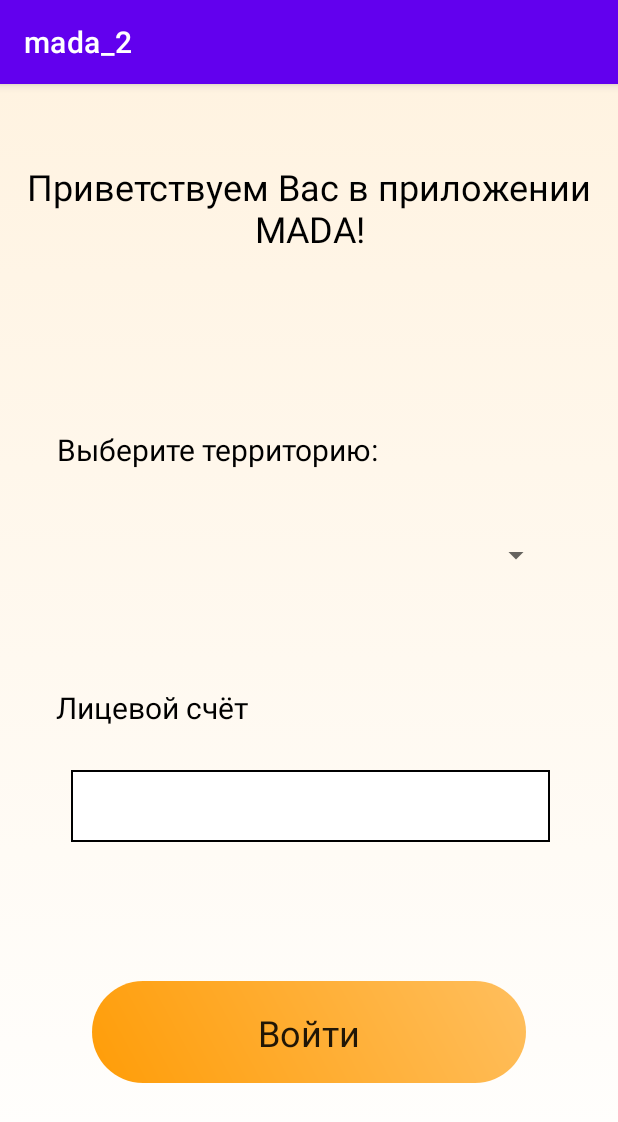
After one commit to Ixorlive/MADA, an Android app: the fragment authorisation shown on its own in the app's theme, on a phone screen of 412 x 824 dp. The commit adds this screen. Shown: the top 1122 px of the screen. Run offline under Robolectric (Android 15) with nearby library versions, the phone set to English and light mode, and no system bars; 1 statement that could not run was skipped.

Commit message:
feat: добавлена форма авторизации ╰(*°▽°*)╯

```diff
--- a/android-project/app/build.gradle
+++ b/android-project/app/build.gradle
@@ -33,6 +33,9 @@ android {
 }
 
 dependencies {
+    implementation 'androidx.annotation:annotation:1.3.0'
+    implementation 'androidx.lifecycle:lifecycle-livedata-ktx:2.4.1'
+    implementation 'androidx.lifecycle:lifecycle-viewmodel-ktx:2.4.1'
     def camerax_version = "1.2.0-rc01"
 
     implementation "com.squareup.okhttp3:okhttp:${okhttp_version}"
--- /dev/null
+++ b/android-project/app/src/main/java/com/example/mada_2/ui/login/authorisation.java
@@ -0,0 +1,31 @@
+package com.example.mada_2.ui.login;
+
+import androidx.annotation.NonNull;
+import androidx.annotation.Nullable;
+import androidx.appcompat.app.AppCompatActivity;
+import androidx.fragment.app.*;
+
+import android.os.Bundle;
+import android.view.LayoutInflater;
+import android.view.View;
+import android.view.ViewGroup;
+import android.widget.Button;
+
+import com.example.mada_2.R;
+
+public class authorisation extends Fragment {
+
+    @Nullable
+    @Override
+    public View onCreateView(@NonNull LayoutInflater inflater,
+                             @Nullable ViewGroup container,
+                             @Nullable Bundle savedInstanceState) {
+        View view = inflater.inflate(R.layout.fragment_authorisation, container, false);
+        Button button = container.findViewById(R.id.login);
+        button.setOnClickListener(v -> {
+            //TODO
+        });
+        return view;
+    }
+
+}
--- /dev/null
+++ b/android-project/app/src/main/res/layout/fragment_authorisation.xml
@@ -0,0 +1,107 @@
+<?xml version="1.0" encoding="utf-8"?>
+<androidx.constraintlayout.widget.ConstraintLayout xmlns:android="http://schemas.android.com/apk/res/android"
+    xmlns:app="http://schemas.android.com/apk/res-auto"
+    xmlns:tools="http://schemas.android.com/tools"
+    android:id="@+id/container"
+    android:layout_width="match_parent"
+    android:layout_height="match_parent"
+    android:paddingLeft="@dimen/fragment_horizontal_margin"
+    android:paddingTop="@dimen/fragment_vertical_margin"
+    android:paddingRight="@dimen/fragment_horizontal_margin"
+    android:paddingBottom="@dimen/fragment_vertical_margin"
+    tools:context=".ui.login.authorisation"
+    android:background="@drawable/gradient_background">
+
+    <TextView
+        android:id="@+id/welcome_text"
+        android:layout_width="wrap_content"
+        android:layout_height="wrap_content"
+        android:layout_marginTop="44dp"
+        android:text="@string/welcome_text"
+        android:textAlignment="center"
+        android:textAppearance="@style/TextAppearance.AppCompat.Medium"
+        android:textColor="#000000"
+        android:textSize="24sp"
+        app:layout_constraintEnd_toEndOf="parent"
+        app:layout_constraintHorizontal_bias="0.496"
+        app:layout_constraintStart_toStartOf="parent"
+        app:layout_constraintTop_toTopOf="parent" />
+
+    <TextView
+        android:id="@+id/select_area"
+        android:layout_width="wrap_content"
+        android:layout_height="wrap_content"
+        android:layout_marginBottom="32dp"
+        android:text="@string/select_area"
+        android:textAppearance="@style/TextAppearance.AppCompat.Medium"
+        android:textColor="#000000"
+        android:textSize="20sp"
+        app:layout_constraintBottom_toTopOf="@+id/area"
+        app:layout_constraintEnd_toEndOf="parent"
+        app:layout_constraintHorizontal_bias="0.164"
+        app:layout_constraintStart_toStartOf="parent" />
+
+    <EditText
+        android:id="@+id/password"
+        style="@style/EditTextNumbers"
+        android:layout_width="319dp"
+        android:layout_height="0dp"
+        android:layout_marginStart="24dp"
+        android:layout_marginTop="200dp"
+        android:layout_marginEnd="24dp"
+        android:inputType="number"
+        android:minHeight="48dp"
+        android:selectAllOnFocus="true"
+        app:layout_constraintEnd_toEndOf="parent"
+        app:layout_constraintHorizontal_bias="0.545"
+        app:layout_constraintStart_toStartOf="parent"
+        app:layout_constraintTop_toBottomOf="@+id/select_area" />
+
+    <androidx.appcompat.widget.AppCompatButton
+        android:id="@+id/login"
+        android:layout_width="wrap_content"
+        android:layout_height="wrap_content"
+        android:layout_gravity="start"
+        android:layout_marginStart="48dp"
+        android:layout_marginTop="16dp"
+        android:layout_marginEnd="48dp"
+        android:layout_marginBottom="64dp"
+        android:enabled="true"
+        android:text="@string/action_sign_in"
+        app:layout_constraintBottom_toBottomOf="parent"
+        app:layout_constraintEnd_toEndOf="parent"
+        app:layout_constraintHorizontal_bias="0.497"
+        app:layout_constraintStart_toStartOf="parent"
+        app:layout_constraintTop_toBottomOf="@+id/password"
+        app:layout_constraintVertical_bias="0.721"
+        style="@style/MainButtons" />
+
+    <Spinner
+        android:id="@+id/area"
+        android:layout_width="319dp"
+        android:layout_height="49dp"
+        android:layout_marginTop="150dp"
+        android:layout_marginBottom="92dp"
+        android:minHeight="48dp"
+        android:tooltipText="Выксунский р-н"
+        app:layout_constraintBottom_toTopOf="@+id/password"
+        app:layout_constraintEnd_toEndOf="parent"
+        app:layout_constraintHorizontal_bias="0.528"
+        app:layout_constraintStart_toStartOf="parent"
+        app:layout_constraintTop_toBottomOf="@+id/welcome_text" />
+
+    <TextView
+        android:id="@+id/prompt_password"
+        android:layout_width="wrap_content"
+        android:layout_height="wrap_content"
+        android:layout_marginBottom="28dp"
+        android:text="@string/prompt_password"
+        app:layout_constraintBottom_toTopOf="@+id/password"
+        app:layout_constraintEnd_toEndOf="parent"
+        app:layout_constraintHorizontal_bias="0.109"
+        app:layout_constraintStart_toStartOf="parent"
+        android:textAppearance="@style/TextAppearance.AppCompat.Medium"
+        android:textColor="#000000"
+        android:textSize="20sp" />
+
+</androidx.constraintlayout.widget.ConstraintLayout>
--- a/android-project/app/src/main/res/values/strings.xml
+++ b/android-project/app/src/main/res/values/strings.xml
@@ -5,10 +5,16 @@
 
     <string name="btn_open_camera">Передать</string>
     <string name="send">Подать</string>
+    <string name="enter">Войти</string>
 
     <string name="meter_name_sample">Холодная вода 1</string>
     <string name="meter_reading_sample">12345678</string>
     <string name="enable_camera">enable camera</string>
     <string name="add">Добавить</string>
     <string name="alter_account_text">Сменить лицевой счёт:</string>
+
+    <string name="prompt_password">Лицевой счёт</string>
+    <string name="action_sign_in">Войти</string>
+    <string name="welcome_text">Приветствуем Вас в приложении MADA!</string>
+    <string name="select_area">Выберите территорию:</string>
 </resources>
```
